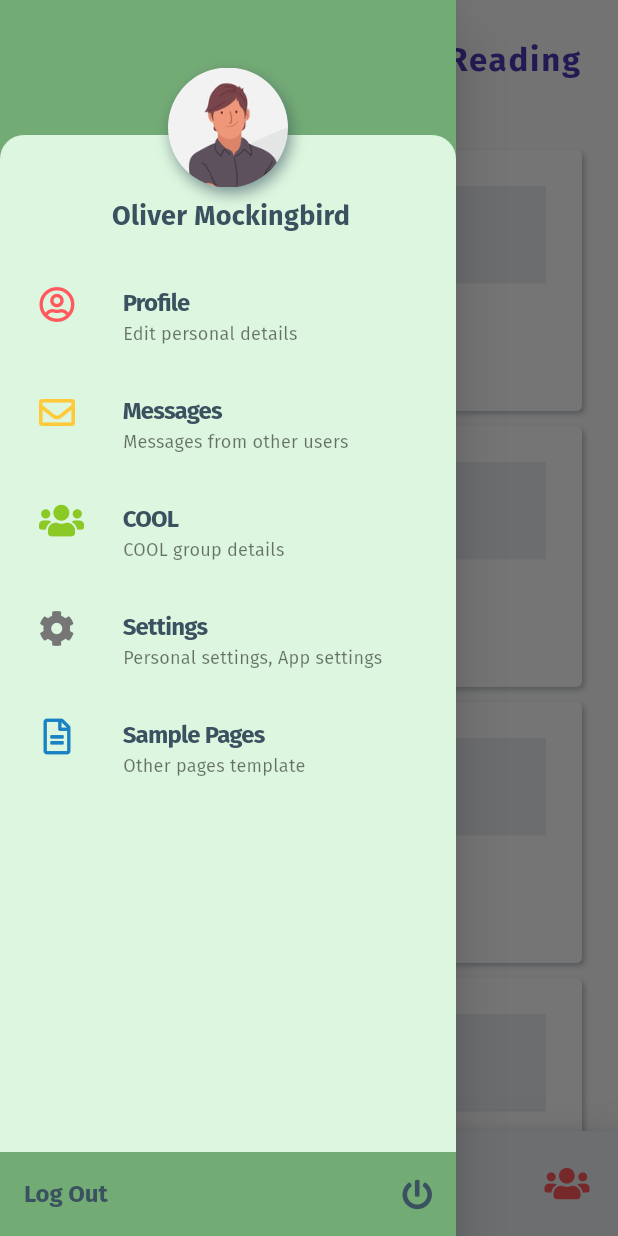
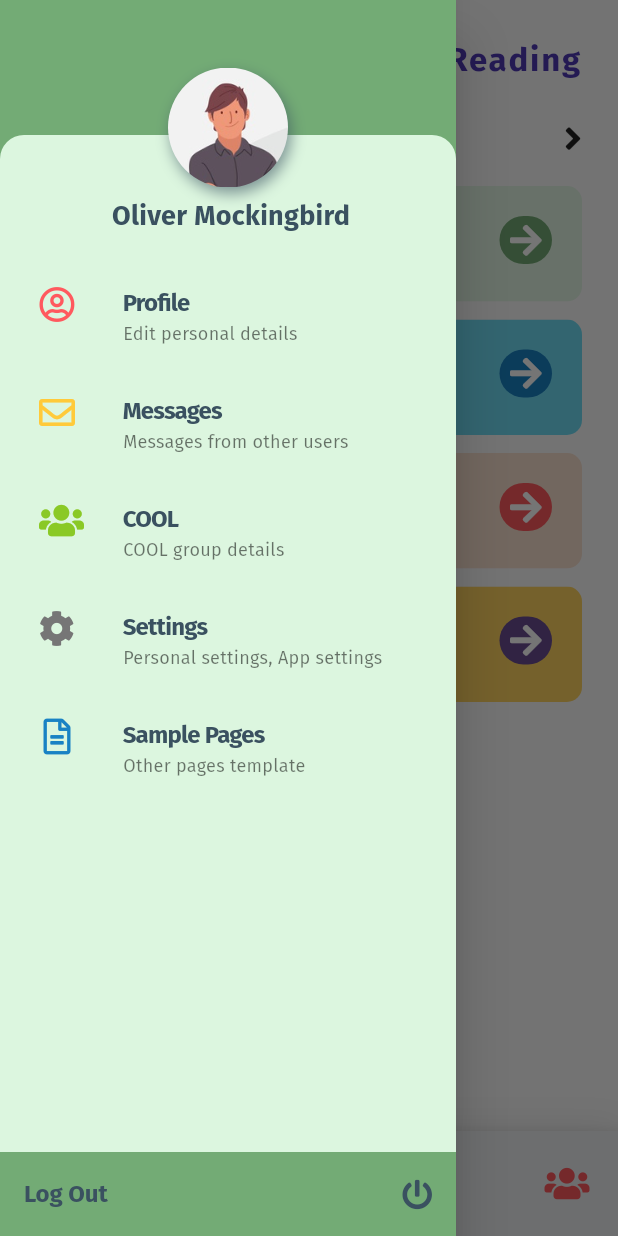
Before and after one commit to kalianto/bible_study, a Flutter app: the Home screen opened by its route, with the side drawer open, on a phone screen of 412 x 824 dp. Run offline on Flutter 3.47's test engine with Material 2 defaults, Android fonts, the light colour scheme and no system bars; drawn by our look-alikes of google_nav_bar; our stand-ins replace device_info, font_awesome_flutter, shared_preferences; missing offline and left inert: global_configuration; accounts and stored records are empty; project files that could hold a hidden picture were left out.

Commit message:
added new reading item design

```diff
--- a/lib/app_theme.dart
+++ b/lib/app_theme.dart
@@ -1,10 +1,19 @@
 import 'dart:ui';
 import 'package:flutter/material.dart';
+
+class AppColorTheme {
+  final Color lightColor;
+  final Color darkColor;
+  AppColorTheme({
+    this.darkColor,
+    this.lightColor,
+  });
+}
 
 class AppTheme {
   AppTheme._();
 
-  /// white colour
+   /// white colour
   static const Color notWhite = Color(0xFFEDF0F2);
   static const Color spacer = Color(0xFFF2F2F2);
   static const Color nearlyWhite = Color(0xFFFEFEFE);
--- a/lib/views/home/index.dart
+++ b/lib/views/home/index.dart
@@ -4,8 +4,9 @@ import 'package:font_awesome_flutter/font_awesome_flutter.dart';
 import '../../app_theme.dart';
 import '../../common/bottom_gnav_bar.dart';
 import 'drawer.dart';
-import 'daily_reading.dart';
-import 'today_reading.dart';
+// import 'daily_reading.dart';
+// import 'today_reading.dart';
+import 'reading_item.dart';
 
 class Home extends StatefulWidget {
   Home({Key key, this.title}) : super(key: key);
@@ -110,17 +111,18 @@ class _HomeState extends State<Home> with TickerProviderStateMixin {
   Widget buildHomeContent(BuildContext context) {
     return Container(
         padding: const EdgeInsets.only(top: 80, bottom: 0),
-        // child: SingleChildScrollView(
-        //   child: Column(children: <Widget>[
-        //     Container(child: TodayReading()),
-        //     SizedBox(height: 20),
-        //     // Container(child: TodayReading()),
-        //     // SizedBox(height: 20),
-        //   ]),
-        // ));
-        child: Container(
-          child: DailyReading(
-            scrollController: scrollController, animationController: animationController)));
+        child: SingleChildScrollView(
+          child: Column(children: <Widget>[
+            // Container(child: TodayReading()),
+            Container(child: ReadingItem()),
+            SizedBox(height: 20),
+            // Container(child: TodayReading()),
+            // SizedBox(height: 20),
+          ]),
+        ));
+        // child: Container(
+        //   child: DailyReading(
+        //     scrollController: scrollController, animationController: animationController)));
   }
 
   Widget homeAppBar() {
--- /dev/null
+++ b/lib/views/home/reading_item.dart
@@ -0,0 +1,104 @@
+import 'package:intl/intl.dart';
+import 'package:flutter/material.dart';
+import 'package:font_awesome_flutter/font_awesome_flutter.dart';
+import '../../app_theme.dart';
+
+class ReadingItem extends StatefulWidget {
+  @override
+  _ReadingItemState createState() => _ReadingItemState();
+}
+
+class _ReadingItemState extends State<ReadingItem> {
+  String today;
+
+  @override
+  void initState() {
+    today = DateFormat('dd MMM yyyy').format(DateTime.now());
+    super.initState();
+  }
+
+  Widget _buildItem(BuildContext context, AppColorTheme colorTheme) {
+    return Container(
+        padding: const EdgeInsets.only(bottom: 12.0),
+        child: ClipPath(
+            clipper: ShapeBorderClipper(
+                shape: RoundedRectangleBorder(
+              borderRadius: AppTheme.borderRadius2,
+            )),
+            child: Container(
+                width: MediaQuery.of(context).size.width,
+                // height: 150,
+                padding: const EdgeInsets.all(20),
+                decoration: BoxDecoration(
+                    color: colorTheme.lightColor.withOpacity(0.8),
+                    border: Border(
+                      left: BorderSide(
+                          width: 10.0, color: colorTheme.darkColor, style: BorderStyle.solid),
+                    )),
+                child: Row(
+                    mainAxisAlignment: MainAxisAlignment.start,
+                    crossAxisAlignment: CrossAxisAlignment.start,
+                    children: <Widget>[
+                      Expanded(
+                        child: Column(
+                          mainAxisAlignment: MainAxisAlignment.start,
+                          crossAxisAlignment: CrossAxisAlignment.start,
+                          children: <Widget>[
+                            Text('Mazmur 14: 1 - 14',
+                                style: TextStyle(
+                                    fontWeight: FontWeight.w500, color: colorTheme.darkColor)),
+                            SizedBox(height: 6),
+                            Text(
+                              'You have completed 6 readings this week',
+                              style: TextStyle(
+                                  fontWeight: FontWeight.w400,
+                                  color: AppTheme.deactivatedText,
+                                  fontSize: 12),
+                            )
+                          ],
+                        ),
+                      ),
+                      Container(
+                        padding: const EdgeInsets.symmetric(horizontal: 7, vertical: 4),
+                        decoration: BoxDecoration(
+                          color: colorTheme.darkColor,
+                          borderRadius: BorderRadius.all(Radius.circular(30)),
+                        ),
+                        child: FaIcon(
+                          FontAwesomeIcons.arrowRight,
+                          color: AppTheme.white,
+                        ),
+                      ),
+                    ]))));
+  }
+
+  @override
+  Widget build(BuildContext context) {
+    return Container(
+        padding: const EdgeInsets.only(left: 24, right: 24),
+        // color: AppTheme.lightGrey,
+        // height: 360,
+        child: Column(children: <Widget>[
+          Row(mainAxisAlignment: MainAxisAlignment.spaceBetween, children: <Widget>[
+            FaIcon(FontAwesomeIcons.angleLeft),
+            Container(
+                padding: const EdgeInsets.symmetric(horizontal: 20),
+                child: Text(today,
+                    style: TextStyle(
+                        color: AppTheme.darkGrey, fontSize: 16, fontWeight: FontWeight.w600))),
+            FaIcon(FontAwesomeIcons.angleRight),
+          ]),
+          SizedBox(height: 20),
+          Column(children: <Widget>[
+            _buildItem(context,
+                new AppColorTheme(darkColor: AppTheme.darkGreen, lightColor: AppTheme.lightGreen)),
+            _buildItem(context,
+                new AppColorTheme(darkColor: AppTheme.blueText, lightColor: AppTheme.cyan)),
+            _buildItem(context,
+                new AppColorTheme(darkColor: AppTheme.redText, lightColor: AppTheme.lightOrange)),
+            _buildItem(context,
+                new AppColorTheme(darkColor: AppTheme.purpleText, lightColor: AppTheme.yellowText)),
+          ]),
+        ]));
+  }
+}
--- a/pubspec.yaml
+++ b/pubspec.yaml
@@ -33,6 +33,7 @@ dependencies:
   font_awesome_flutter: ^8.10.1
   provider: ^4.3.2+3
   shared_preferences: ^0.5.12+4
+  intl: ^0.16.1
 
   # The following adds the Cupertino Icons font to your application.
   # Use with the CupertinoIcons class for iOS style icons.
```
Also changed, not shown: pubspec.lock.
